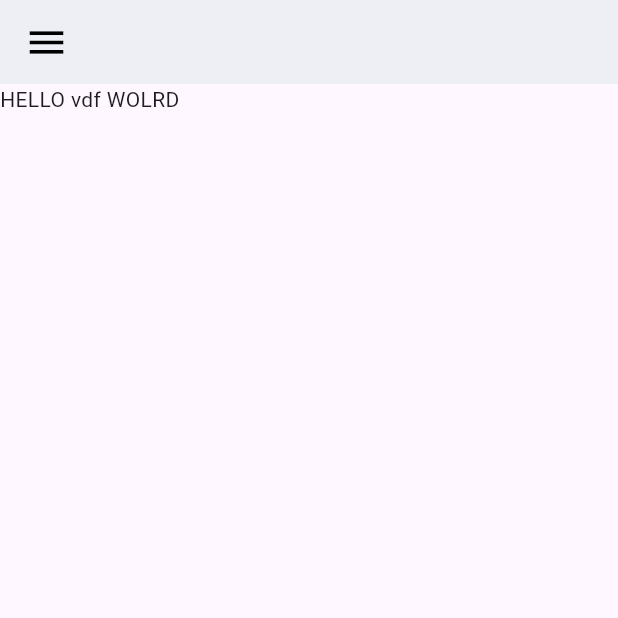
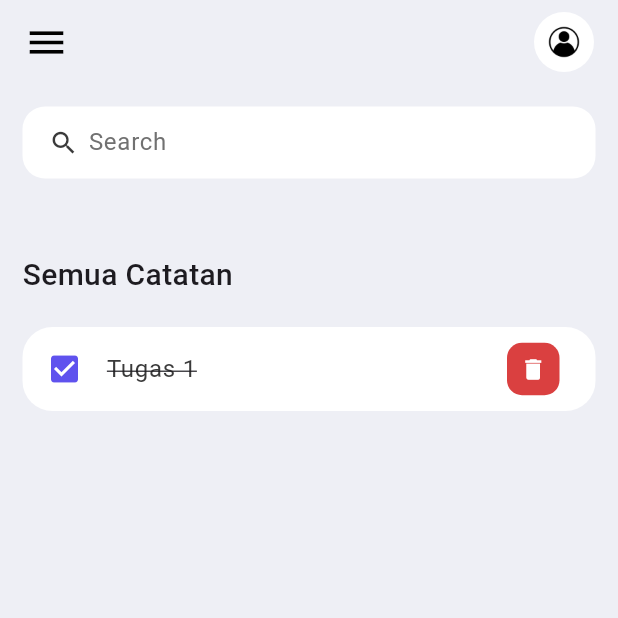
Before and after one commit to aydisofyan/TodoList_App, a Flutter app: the screen it shows after launch, on a phone screen of 412 x 824 dp, the top half of it. Run offline on Flutter 3.47's test engine with Material 3 defaults, Android fonts, the phone set to English and light mode, and no system bars.

Commit message:
Nambah list tugas

```diff
--- a/lib/screens/homepage.dart
+++ b/lib/screens/homepage.dart
@@ -1,5 +1,6 @@
 import 'package:flutter/material.dart';
 import 'package:todo_list/constants/color.dart';
+import 'package:todo_list/widgets/tugas_item.dart';
 
 class Home extends StatelessWidget {
   const Home({Key? key}) : super(key: key);
@@ -7,25 +8,91 @@ class Home extends StatelessWidget {
   @override
   Widget build(BuildContext context) {
     return Scaffold(
-      appBar: AppBar(
-        backgroundColor: tdBGColor,
-        title: Row(children: [
-          Icon(
-            Icons.menu,
-            color: Colors.black,
-            size: 30,
+      backgroundColor: tdBGColor,
+      appBar: _buildAppBar(),
+      body: Container(
+        padding: const EdgeInsets.symmetric(
+          horizontal: 15,
+          vertical: 15
           ),
-          Container(
-            height: 40 ,
-            width: 40,
-            child: ClipRRect(
-              borderRadius: BorderRadius.circular(20),
-              // child: ,
-            ),
-          )
-        ],),
+        child: Column(
+          children: [
+            searchBox(),
+            Expanded(
+              child: ListView(
+                children: [
+                  Container(
+                    margin: EdgeInsets.only(
+                      top: 50, bottom: 20,
+                      ),
+                    child: Text(
+                      'Semua Catatan',
+                      style: TextStyle(
+                        fontSize: 20,
+                        fontWeight: FontWeight.w500,
+                      ),
+                    ),
+                  ),
+                  TugasItem(),
+                ],
+              ),
+              ),
+          ],
+        ),
       ),
-      body: Container(child: Text('HELLO vdf WOLRD')),
+    );
+  }
+
+  Widget searchBox() {
+    return Container(
+      padding: const EdgeInsets.symmetric(horizontal: 15),
+      decoration: BoxDecoration(
+        color: Colors.white,
+        borderRadius: BorderRadius.circular(15),
+      ),
+      child: TextField(
+        decoration: InputDecoration(
+          contentPadding: EdgeInsets.zero,
+          prefixIcon: Icon(
+            Icons.search,
+            color: tdBlack,
+            size: 20,
+          ),
+          prefixIconConstraints: const BoxConstraints(
+            maxHeight: 20,
+            minWidth: 25,
+          ),
+          border: InputBorder.none,
+          hintText: 'Search',
+          hintStyle: TextStyle(color: tdGrey),
+        ),
+      ),
     );
   }
 }
+
+AppBar _buildAppBar() {
+  return AppBar(
+    backgroundColor: tdBGColor,
+    elevation: 0,
+    title: Row(
+      mainAxisAlignment: MainAxisAlignment.spaceBetween,
+      children: [
+
+        Icon(Icons.menu, color: Colors.black, size: 30),
+        Container(
+          margin: EdgeInsets.only(
+            top: 10,
+            bottom: 10,
+          ),
+          height: 40,
+          width: 40,
+          child: ClipRRect(
+            borderRadius: BorderRadius.circular(20),
+            child: Image.asset('assets/images/avatar.jpg'),
+          ),
+        ),
+      ],
+    ),
+  );
+}
--- /dev/null
+++ b/lib/widgets/Tugas_item.dart
@@ -0,0 +1,44 @@
+import 'package:flutter/material.dart';
+import 'package:todo_list/constants/color.dart';
+
+class TugasItem extends StatelessWidget {
+  const TugasItem({super.key});
+
+  @override
+  Widget build(BuildContext context) {
+    return Container(
+      child: ListTile(
+        onTap: (){},
+        shape: RoundedRectangleBorder(borderRadius: BorderRadius.circular(20),
+        ),
+        tileColor: Colors.white,
+        leading: Icon(
+          Icons.check_box,
+          color: tdBlue,
+          ),
+        title: Text(
+          'Tugas 1',
+          style: TextStyle(
+            color: tdBlack,
+            fontSize: 16,
+            decoration: TextDecoration.lineThrough,
+            ),
+        ),
+        trailing: Container(
+          height: 35,
+          width: 35,
+          decoration: BoxDecoration(
+            color: tdRed,
+            borderRadius: BorderRadius.circular(10),
+          ),
+          child: IconButton(
+            iconSize: 18,
+            color: Colors.white,
+            icon: Icon(Icons.delete),
+            onPressed: (){},
+            ),
+        ),
+      ),
+    );
+  }
+}
--- a/pubspec.yaml
+++ b/pubspec.yaml
@@ -59,8 +59,8 @@ flutter:
   uses-material-design: true
 
   # To add assets to your application, add an assets section, like this:
-  # assets:
-  #   - images/a_dot_burr.jpeg
+  assets:
+    - assets/images/
   #   - images/a_dot_ham.jpeg
 
   # An image asset can refer to one or more resolution-specific "variants", see
```
Also changed, not shown: assets/images/avatar.jpg (added).
